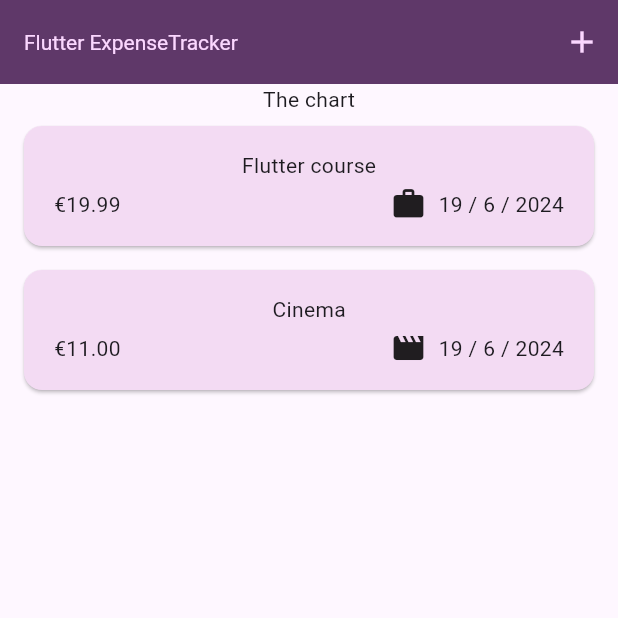
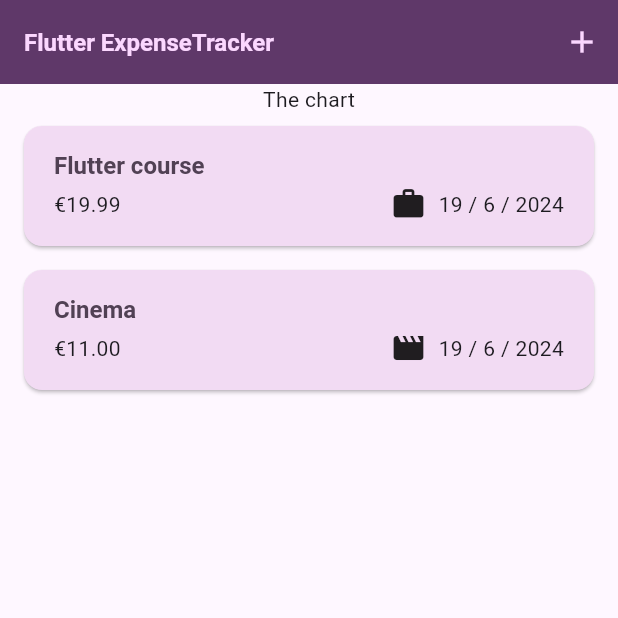
Before and after one commit to StefaniaSperani/Flutter-TrackerApp, a Flutter app: the screen it shows after launch, on a phone screen of 412 x 824 dp, the top half of it. Run offline on Flutter 3.47's test engine with Material 3 defaults, Android fonts, the phone set to English and light mode, and no system bars.

```diff
--- a/expense_tracker/lib/widgets/expenses_list/expense_item.dart
+++ b/expense_tracker/lib/widgets/expenses_list/expense_item.dart
@@ -11,10 +11,17 @@ class ExpenseItem extends StatelessWidget {
   Widget build(BuildContext context) {
     return Card(
         child: Padding(
-      padding: const EdgeInsets.symmetric(horizontal: 20, vertical: 16),
+      padding: const EdgeInsets.symmetric(
+        horizontal: 20,
+        vertical: 16,
+      ),
       child: Column(
+        crossAxisAlignment: CrossAxisAlignment.start,
         children: [
-          Text(expense.title),
+          Text(
+            expense.title,
+            style: Theme.of(context).textTheme.titleLarge,
+          ),
           const SizedBox(
             height: 4,
           ),
@@ -22,13 +29,11 @@ class ExpenseItem extends StatelessWidget {
             Text('€${expense.amount.toStringAsFixed(2)}'),
             //12.3433 => 12.34 due cifre dopo la virgola
             const Spacer(),
-            Row(
-              children: [
-                Icon(categoryIcons[expense.category]),
-                const SizedBox(width: 8),
-                Text(expense.formattedDate),
-              ]
-            ),
+            Row(children: [
+              Icon(categoryIcons[expense.category]),
+              const SizedBox(width: 8),
+              Text(expense.formattedDate),
+            ]),
           ])
         ],
       ),
--- a/expense_tracker/lib/widgets/expenses_list/expenses_list.dart
+++ b/expense_tracker/lib/widgets/expenses_list/expenses_list.dart
@@ -4,10 +4,8 @@ import 'package:expense_tracker/widgets/expenses_list/expense_item.dart';
 import 'package:expense_tracker/models/expense.dart';
 
 class ExpensesList extends StatelessWidget {
-  const ExpensesList({
-    super.key,
-    required this.expenses,
-    required this.onRemoveExpense});
+  const ExpensesList(
+      {super.key, required this.expenses, required this.onRemoveExpense});
 
   final List<Expense> expenses;
   final void Function(Expense expense) onRemoveExpense;
@@ -17,8 +15,15 @@ class ExpensesList extends StatelessWidget {
     return ListView.builder(
       itemCount: expenses.length,
       itemBuilder: (ctx, index) => Dismissible(
-        key: ValueKey(expenses[index],),
-        onDismissed: (direction){
+        key: ValueKey(
+          expenses[index],
+        ),
+        background: Container(
+          color: Theme.of(context).colorScheme.error.withOpacity(0.75),
+          margin: EdgeInsets.symmetric(
+            horizontal: Theme.of(context).cardTheme.margin!.horizontal,)
+        ),
+        onDismissed: (direction) {
           onRemoveExpense(expenses[index]);
         },
         child: ExpenseItem(expenses[index]),
```
Also changed, not shown: expense_tracker/lib/main.dart (+34 -8 lines), expense_tracker/lib/models/expense.dart (+32 -8 lines).
